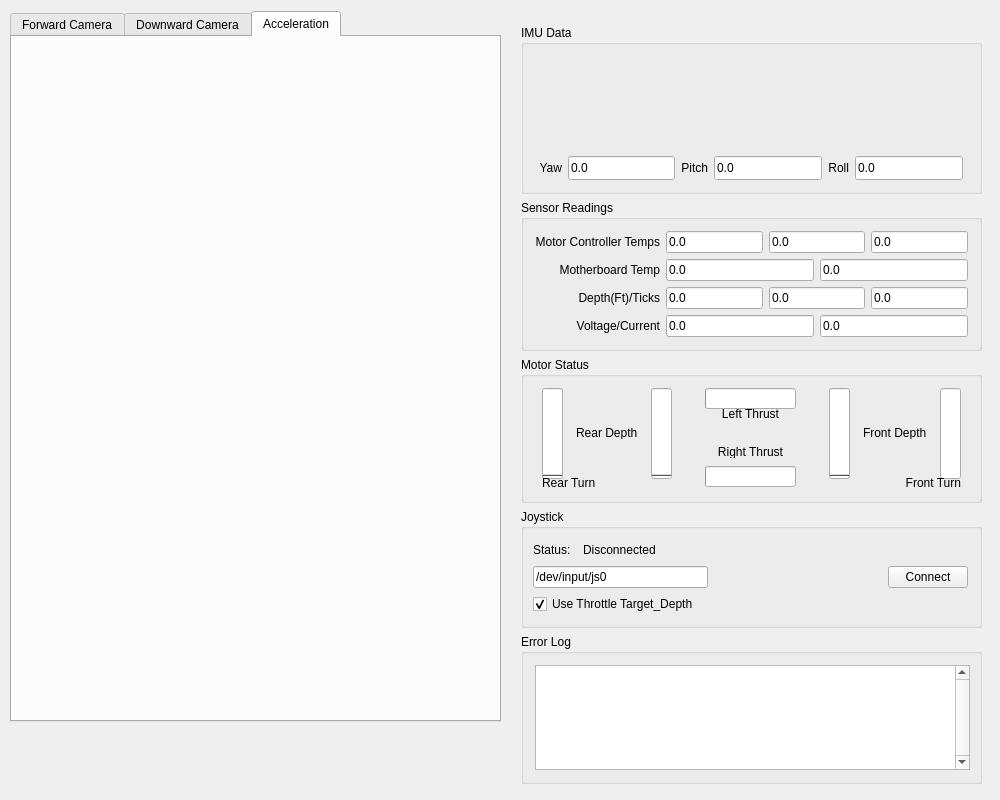
USU-Robosub/Gilligan, file rosWorkspace/USUbConsole/src/SubConsole.ui: the form before one commit.
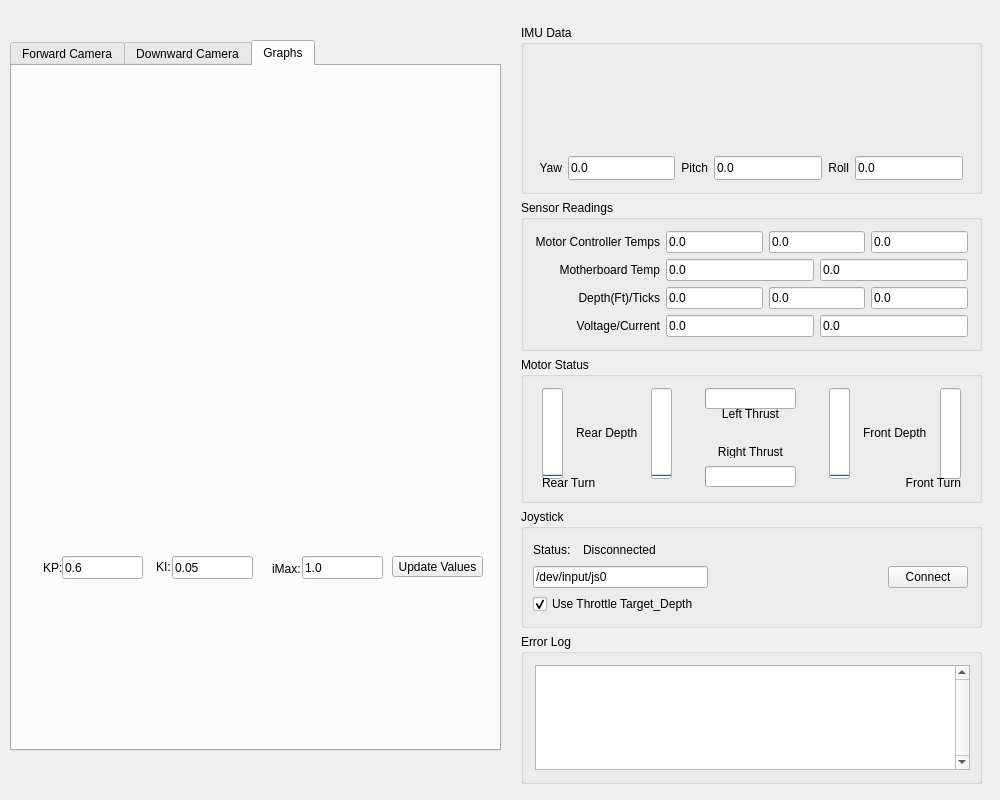
The form after the commit. The open tabs and pages were chosen to show the change. Custom widgets are drawn as their Qt base class.

Commit message: More dynamic Motor Statuses, plus read annotated video from the forward camera.

```diff
--- a/rosWorkspace/USUbConsole/src/SubConsole.ui
+++ b/rosWorkspace/USUbConsole/src/SubConsole.ui
@@ -1052,7 +1052,7 @@
     <property name="geometry">
      <rect>
       <x>10</x>
-      <y>11</y>
+      <y>40</y>
       <width>491</width>
       <height>711</height>
      </rect>
@@ -1301,7 +1301,7 @@
     </widget>
     <widget class="QWidget" name="tab_3">
      <attribute name="title">
-      <string>Acceleration</string>
+      <string>Graphs</string>
      </attribute>
      <widget class="QCustomPlot" name="accelGraph" native="true">
       <property name="geometry">
@@ -1313,6 +1313,97 @@
        </rect>
       </property>
      </widget>
+     <widget class="QLineEdit" name="propLineEdit">
+      <property name="geometry">
+       <rect>
+        <x>50</x>
+        <y>490</y>
+        <width>81</width>
+        <height>23</height>
+       </rect>
+      </property>
+      <property name="text">
+       <string>0.6</string>
+      </property>
+     </widget>
+     <widget class="QLineEdit" name="intLineEdit">
+      <property name="geometry">
+       <rect>
+        <x>160</x>
+        <y>490</y>
+        <width>81</width>
+        <height>23</height>
+       </rect>
+      </property>
+      <property name="text">
+       <string>0.05</string>
+      </property>
+     </widget>
+     <widget class="QLabel" name="labelKP">
+      <property name="geometry">
+       <rect>
+        <x>31</x>
+        <y>494</y>
+        <width>21</width>
+        <height>16</height>
+       </rect>
+      </property>
+      <property name="text">
+       <string>KP:</string>
+      </property>
+     </widget>
+     <widget class="QLabel" name="labelKI">
+      <property name="geometry">
+       <rect>
+        <x>144</x>
+        <y>493</y>
+        <width>21</width>
+        <height>16</height>
+       </rect>
+      </property>
+      <property name="text">
+       <string>KI:</string>
+      </property>
+     </widget>
+     <widget class="QPushButton" name="updateButton">
+      <property name="geometry">
+       <rect>
+        <x>380</x>
+        <y>490</y>
+        <width>91</width>
+        <height>21</height>
+       </rect>
+      </property>
+      <property name="text">
+       <string>Update Values</string>
+      </property>
+     </widget>
+     <widget class="QLabel" name="labelMax">
+      <property name="geometry">
+       <rect>
+        <x>260</x>
+        <y>495</y>
+        <width>31</width>
+        <height>16</height>
+       </rect>
+      </property>
+      <property name="text">
+       <string>iMax:</string>
+      </property>
+     </widget>
+     <widget class="QLineEdit" name="maxLineEdit">
+      <property name="geometry">
+       <rect>
+        <x>290</x>
+        <y>490</y>
+        <width>81</width>
+        <height>23</height>
+       </rect>
+      </property>
+      <property name="text">
+       <string>1.0</string>
+      </property>
+     </widget>
     </widget>
    </widget>
   </widget>
```
Left out of the diff: 3 changed lines with no effect on the pictures. The commit also changes 2 other files.
